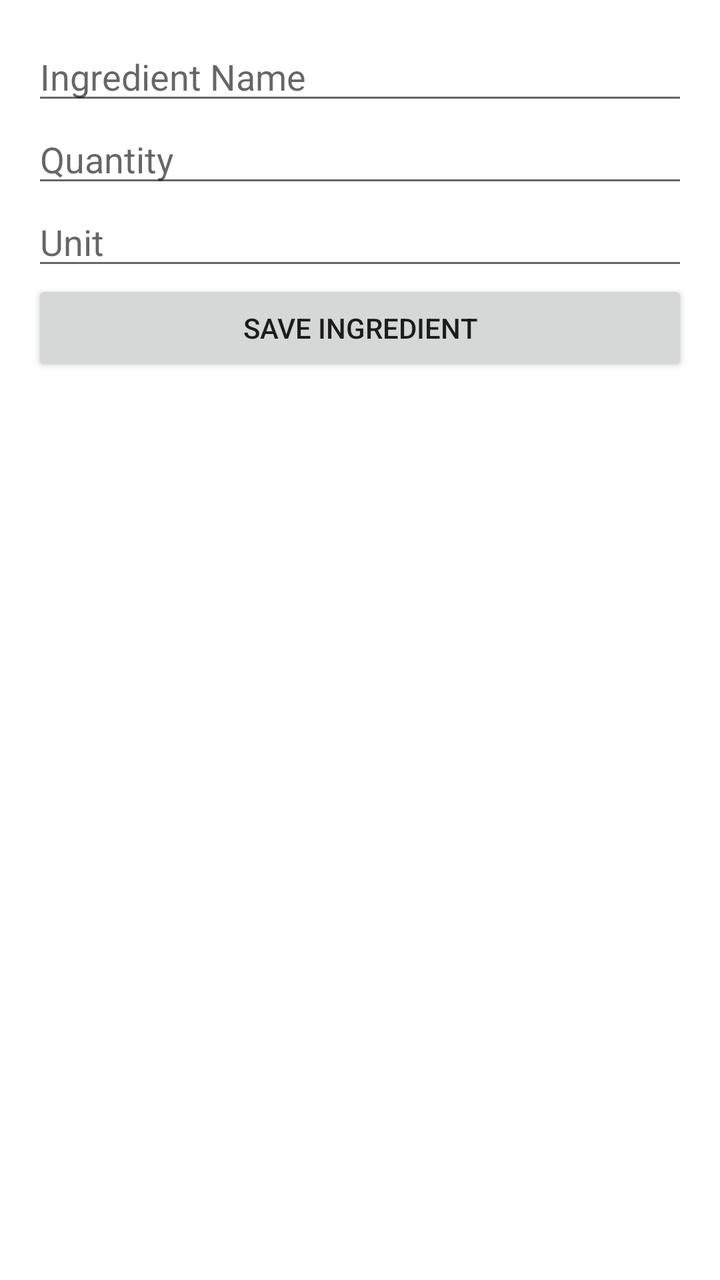
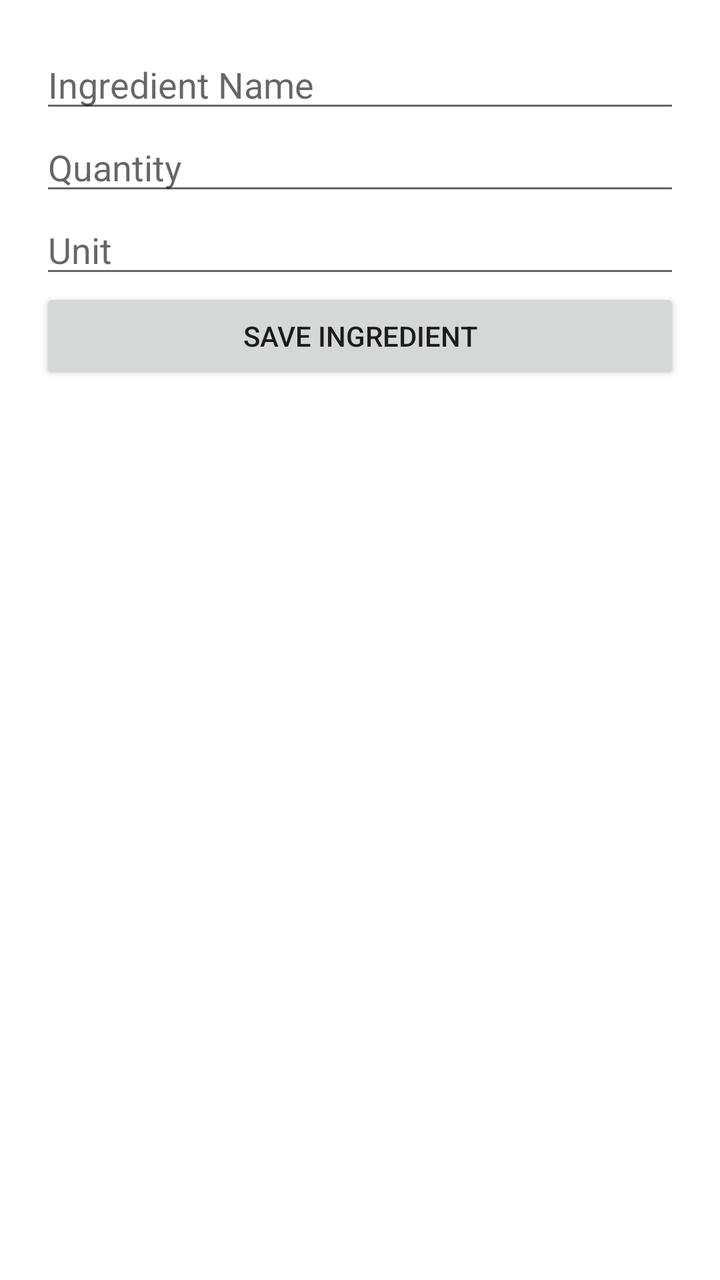

Screens rendered from an Android XML layout before and after an edit, with the pre-edit source and the edit as a unified diff.
<!-- AndroidManifest.xml: application theme Theme.SmartPantryManager -->
<!-- res/layout/activity_add_ingredient.xml -->
<?xml version="1.0" encoding="utf-8"?>
<LinearLayout xmlns:android="http://schemas.android.com/apk/res/android"
    android:layout_width="match_parent"
    android:layout_height="match_parent"
    android:orientation="vertical"
    android:padding="16dp">

    <EditText
        android:id="@+id/edtName"
        android:layout_width="match_parent"
        android:layout_height="wrap_content"
        android:hint="Ingredient Name" />
    <EditText
        android:id="@+id/edtQuantity"
        android:layout_width="match_parent"
        android:layout_height="wrap_content"
        android:hint="Quantity"
        android:inputType="numberDecimal" />
    <EditText
        android:id="@+id/edtUnit"
        android:layout_width="match_parent"
        android:layout_height="wrap_content"
        android:hint="Unit" />
    <Button
        android:id="@+id/btnSave"
        android:layout_width="match_parent"
        android:layout_height="wrap_content"
        android:text="Save Ingredient" />
</LinearLayout>
<!-- resources referenced by this layout -->
<resources>
  <style name="Theme.SmartPantryManager" parent="Theme.MaterialComponents.DayNight.DarkActionBar">
          
          <item name="colorPrimary">@color/purple_500</item>
          <item name="colorPrimaryVariant">@color/purple_700</item>
          <item name="colorOnPrimary">@color/white</item>
          
          <item name="colorSecondary">@color/teal_200</item>
          <item name="colorSecondaryVariant">@color/teal_700</item>
          <item name="colorOnSecondary">@color/black</item>
          
          <item name="android:statusBarColor">?attr/colorPrimaryVariant</item>
          
      </style>
  <color name="purple_500">#FF6200EE</color>
  <color name="purple_700">#FF3700B3</color>
  <color name="white">#FFFFFFFF</color>
  <color name="teal_200">#FF03DAC5</color>
  <color name="teal_700">#FF018786</color>
  <color name="black">#FF000000</color>
</resources>

<!-- the commit's change to res/layout/activity_add_ingredient.xml (unified diff, before → after) -->
@@ -1,29 +1,41 @@
 <?xml version="1.0" encoding="utf-8"?>
-<LinearLayout xmlns:android="http://schemas.android.com/apk/res/android"
+<ScrollView xmlns:android="http://schemas.android.com/apk/res/android"
+    android:layout_width="match_parent"
+    android:layout_height="match_parent">
+
+    <LinearLayout
+    xmlns:android="http://schemas.android.com/apk/res/android"
     android:layout_width="match_parent"
     android:layout_height="match_parent"
+    android:gravity="center"
     android:orientation="vertical"
-    android:padding="16dp">
+    android:padding="20dp">
 
-    <EditText
-        android:id="@+id/edtName"
-        android:layout_width="match_parent"
-        android:layout_height="wrap_content"
-        android:hint="Ingredient Name" />
-    <EditText
-        android:id="@+id/edtQuantity"
-        android:layout_width="match_parent"
-        android:layout_height="wrap_content"
-        android:hint="Quantity"
-        android:inputType="numberDecimal" />
-    <EditText
-        android:id="@+id/edtUnit"
-        android:layout_width="match_parent"
-        android:layout_height="wrap_content"
-        android:hint="Unit" />
-    <Button
-        android:id="@+id/btnSave"
-        android:layout_width="match_parent"
-        android:layout_height="wrap_content"
-        android:text="Save Ingredient" />
-</LinearLayout>
+        <EditText
+            android:id="@+id/edtName"
+            android:layout_width="match_parent"
+            android:layout_height="wrap_content"
+            android:hint="Ingredient Name"
+            android:inputType="text"/>
+
+        <EditText
+            android:id="@+id/edtQuantity"
+            android:layout_width="match_parent"
+            android:layout_height="wrap_content"
+            android:hint="Quantity"/>
+
+        <EditText
+            android:id="@+id/edtUnit"
+            android:layout_width="match_parent"
+            android:layout_height="wrap_content"
+            android:hint="Unit"/>
+
+        <Button
+            android:id="@+id/btnSave"
+            android:layout_width="match_parent"
+            android:layout_height="wrap_content"
+            android:text="SAVE INGREDIENT"/>
+
+    </LinearLayout>
+
+</ScrollView>
